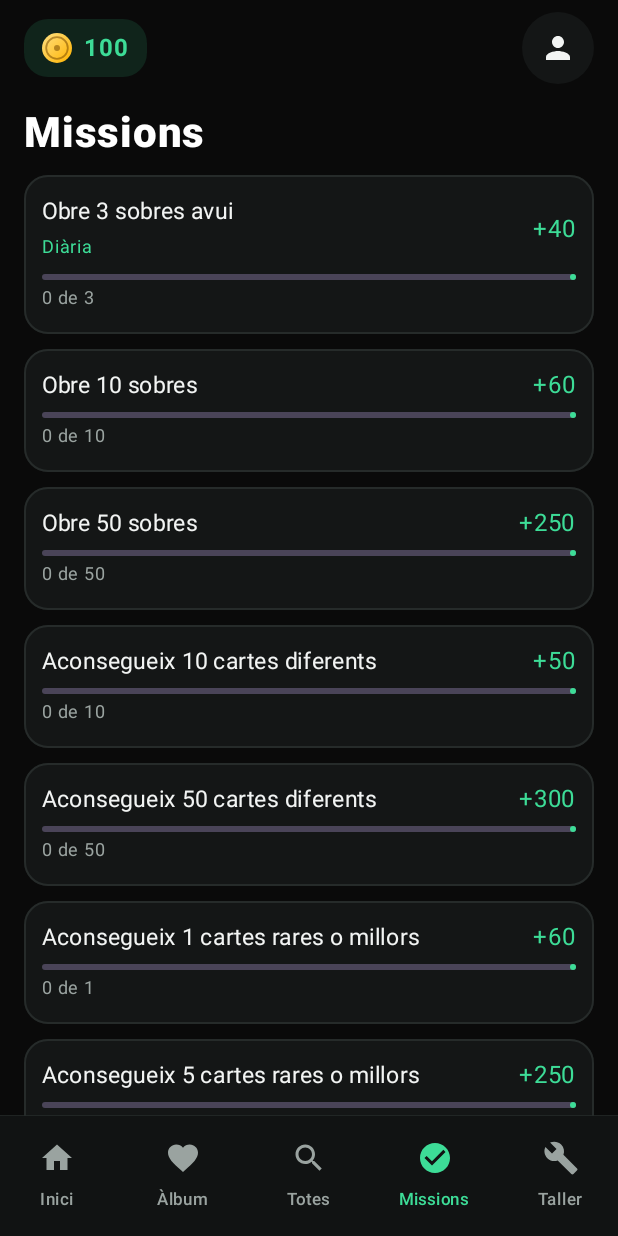
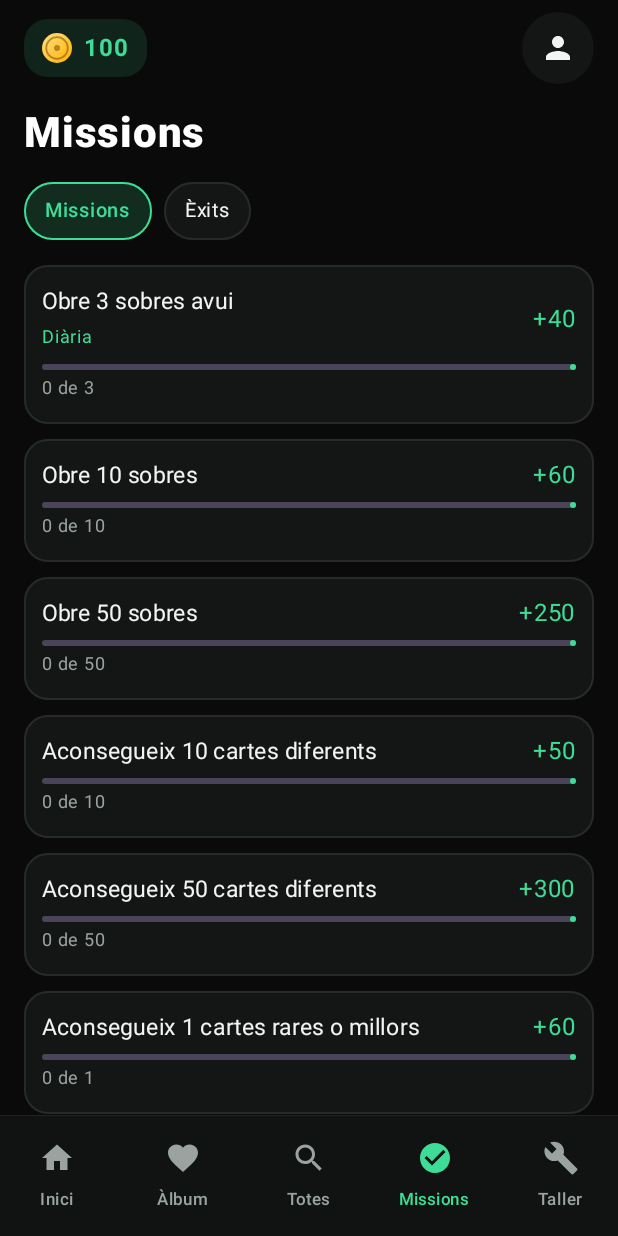
Before and after one commit to ferran34160/WIKI, an Android app built with Jetpack Compose: the screen it shows after launch (MainActivity), item 4 of the bottom bar chosen, on a phone screen of 412 x 824 dp. Run offline under Robolectric (Android 15) with nearby library versions, the phone set to English and light mode, and no system bars; pictures from the network do not load.

Commit message:
Èxits (dins la pestanya de missions) i estat de preferides
Co-Authored-By: Claude Sonnet 5.5 <noreply@anthropic.com>
Claude-Session: https://claude.ai/code/session_01UU15pticiyn49aKbqttNJ4

```diff
--- a/android/app/src/main/java/cat/cartes/esports/ui/Missions.kt
+++ b/android/app/src/main/java/cat/cartes/esports/ui/Missions.kt
@@ -22,6 +22,10 @@ import androidx.compose.material3.LinearProgressIndicator
 import androidx.compose.material3.MaterialTheme
 import androidx.compose.material3.Text
 import androidx.compose.runtime.Composable
+import androidx.compose.runtime.setValue
+import androidx.compose.runtime.remember
+import androidx.compose.runtime.mutableStateOf
+import androidx.compose.runtime.getValue
 import androidx.compose.ui.Alignment
 import androidx.compose.ui.Modifier
 import androidx.compose.ui.draw.alpha
@@ -29,7 +33,10 @@ import androidx.compose.ui.res.stringResource
 import androidx.compose.ui.unit.dp
 import androidx.compose.ui.unit.sp
 import cat.cartes.esports.R
+import cat.cartes.esports.game.Exit
+import cat.cartes.esports.game.Exits
 import cat.cartes.esports.game.JocViewModel
+import cat.cartes.esports.game.TipusExit
 import cat.cartes.esports.game.Missio
 import cat.cartes.esports.game.Missions
 import cat.cartes.esports.game.TipusMissio
@@ -44,21 +51,18 @@ private fun textMissio(m: Missio): String = when (m.tipus) {
     TipusMissio.CARTES_FABRICADES -> stringResource(R.string.missio_fabricar, m.objectiu)
 }
 
+/** Targeta de progrés comuna a missions i èxits; quan ja s'ha cobrat, queda atenuada. */
 @Composable
-fun PantallaMissions(vm: JocViewModel) {
-    // Llegir l'inventari i les monedes fa que la pantalla es refresqui quan canvien.
-    @Suppress("UNUSED_VARIABLE") val dependencia = vm.inventari.size + vm.monedes + vm.sobres.guardats
-
-    Column(Modifier.fillMaxSize().padding(horizontal = 16.dp)) {
-    TitolPantalla(titol = stringResource(R.string.tab_missions))
-    LazyColumn(
-        Modifier.weight(1f),
-        verticalArrangement = Arrangement.spacedBy(10.dp),
+private fun TargetaProgres(
+    text: String,
+    nota: String?,
+    progres: Int,
+    objectiu: Int,
+    recompensa: Int,
+    reclamada: Boolean,
+    alReclamar: () -> Unit,
 ) {
-        items(Missions.totes, key = { it.id }) { m ->
-            val progres = vm.progres(m).coerceAtMost(m.objectiu)
-            val reclamada = vm.missioReclamada(m)
-            val acabada = progres >= m.objectiu
+    val acabada = progres >= objectiu
     Card(
         Modifier.fillMaxWidth().alpha(if (reclamada) 0.45f else 1f),
         shape = RoundedCornerShape(16.dp),
@@ -72,13 +76,9 @@ fun PantallaMissions(vm: JocViewModel) {
                 verticalAlignment = Alignment.CenterVertically,
             ) {
                 Column(Modifier.weight(1f)) {
-                            Text(textMissio(m), fontSize = 15.sp)
-                            if (m.diaria) {
-                                Text(
-                                    stringResource(R.string.diaria),
-                                    color = MaterialTheme.colorScheme.primary,
-                                    fontSize = 12.sp,
-                                )
+                    Text(text, fontSize = 15.sp)
+                    if (nota != null) {
+                        Text(nota, color = MaterialTheme.colorScheme.primary, fontSize = 12.sp)
                     }
                 }
                 when {
@@ -93,28 +93,84 @@ fun PantallaMissions(vm: JocViewModel) {
                             color = MaterialTheme.colorScheme.onSurfaceVariant,
                         )
                     }
-                            acabada -> Button(onClick = { vm.reclamaMissio(m) }) {
-                                Text(stringResource(R.string.reclama, m.recompensa))
+                    acabada -> Button(onClick = alReclamar) {
+                        Text(stringResource(R.string.reclama, recompensa))
                     }
-                            else -> Text(
-                                "+${m.recompensa}",
-                                color = MaterialTheme.colorScheme.primary,
-                            )
+                    else -> Text("+$recompensa", color = MaterialTheme.colorScheme.primary)
                 }
             }
             Spacer(Modifier.height(6.dp))
             LinearProgressIndicator(
-                        progress = { progres.toFloat() / m.objectiu },
+                progress = { progres.toFloat() / objectiu },
                 modifier = Modifier.fillMaxWidth(),
             )
             Text(
-                        stringResource(R.string.progres, progres, m.objectiu),
+                stringResource(R.string.progres, progres, objectiu),
                 color = MaterialTheme.colorScheme.onSurfaceVariant,
                 fontSize = 12.sp,
             )
         }
     }
 }
+
+@Composable
+private fun textExit(e: Exit): String = when (e.tipus) {
+    TipusExit.CARTES -> stringResource(R.string.exit_cartes, e.objectiu)
+    TipusExit.LLEGENDARIES -> stringResource(R.string.exit_llegendaries, e.objectiu)
+    TipusExit.EPIQUES_O_MES -> stringResource(R.string.exit_epiques, e.objectiu)
+    TipusExit.ESPORT -> stringResource(R.string.exit_esport, e.objectiu, nomEsport(e.esport))
+    TipusExit.SOBRES -> stringResource(R.string.missio_sobres_oberts, e.objectiu)
+    TipusExit.DESTRUIDES -> stringResource(R.string.missio_destruir, e.objectiu)
+    TipusExit.FABRICADES -> stringResource(R.string.missio_fabricar, e.objectiu)
+}
+
+@Composable
+fun PantallaMissions(vm: JocViewModel) {
+    // Llegir l'inventari i les monedes fa que la pantalla es refresqui quan canvien.
+    @Suppress("UNUSED_VARIABLE") val dependencia = vm.inventari.size + vm.monedes + vm.sobres.guardats
+    var veuExits by remember { mutableStateOf(false) }
+
+    Column(Modifier.fillMaxSize().padding(horizontal = 16.dp)) {
+        TitolPantalla(titol = stringResource(if (veuExits) R.string.tab_exits else R.string.tab_missions))
+        Row(horizontalArrangement = Arrangement.spacedBy(8.dp)) {
+            ChipFiltre(stringResource(R.string.tab_missions), !veuExits, { veuExits = false })
+            ChipFiltre(stringResource(R.string.tab_exits), veuExits, { veuExits = true })
+        }
+        Spacer(Modifier.height(12.dp))
+        LazyColumn(Modifier.weight(1f), verticalArrangement = Arrangement.spacedBy(10.dp)) {
+            if (!veuExits) {
+                items(Missions.totes, key = { "m_" + it.id }) { m ->
+                    TargetaProgres(
+                        text = textMissio(m),
+                        nota = if (m.diaria) stringResource(R.string.diaria) else null,
+                        progres = vm.progres(m).coerceAtMost(m.objectiu),
+                        objectiu = m.objectiu,
+                        recompensa = m.recompensa,
+                        reclamada = vm.missioReclamada(m),
+                        alReclamar = { vm.reclamaMissio(m) },
+                    )
+                }
+            } else {
+                // Els èxits pendents primer (els que ja es poden cobrar, a dalt de tot) i els cobrats al final.
+                val ordenats = Exits.tots.sortedBy { e ->
+                    when {
+                        vm.exitReclamat(e) -> 2
+                        vm.progresExit(e) >= e.objectiu -> 0
+                        else -> 1
+                    }
+                }
+                items(ordenats, key = { "e_" + it.id }) { e ->
+                    TargetaProgres(
+                        text = textExit(e),
+                        nota = null,
+                        progres = vm.progresExit(e).coerceAtMost(e.objectiu),
+                        objectiu = e.objectiu,
+                        recompensa = e.recompensa,
+                        reclamada = vm.exitReclamat(e),
+                        alReclamar = { vm.reclamaExit(e) },
+                    )
                 }
             }
         }
+    }
+}
```
Also changed, not shown: android/app/src/main/java/cat/cartes/esports/game/JocViewModel.kt (+31 -0 lines), android/app/src/main/java/cat/cartes/esports/game/Motor.kt (+38 -0 lines), android/app/src/main/res/values/strings.xml (+8 -0 lines), 3 other files. Lines whose indentation alone changed are shown as unchanged.
